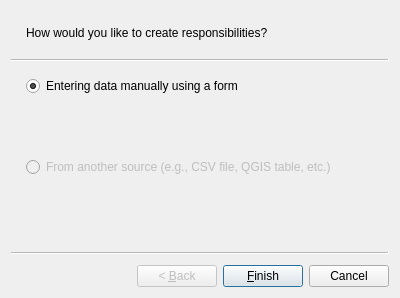
This is asistente_ladm_col/ui/wiz_create_responsibility_cadastre.ui in SwissTierrasColombia/Asistente-LADM-COL as Qt 5 draws it before an edit. The edited form follows.
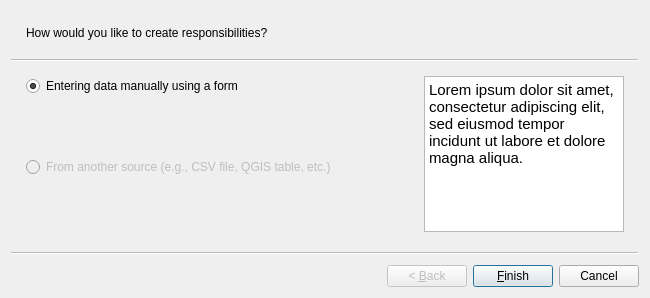
This is the edited form.

Commit message: Add help panels to wizards

What changed in the file:
```diff
--- a/asistente_ladm_col/ui/wiz_create_responsibility_cadastre.ui
+++ b/asistente_ladm_col/ui/wiz_create_responsibility_cadastre.ui
@@ -6,7 +6,7 @@
    <rect>
     <x>0</x>
     <y>0</y>
-    <width>400</width>
+    <width>650</width>
     <height>298</height>
    </rect>
   </property>
@@ -17,8 +17,8 @@
    <property name="subTitle">
     <string>How would you like to create responsibilities?</string>
    </property>
-   <layout class="QVBoxLayout" name="verticalLayout_2">
-    <item>
+   <layout class="QGridLayout" name="gridLayout">
+    <item row="0" column="0">
      <layout class="QVBoxLayout" name="verticalLayout">
       <item>
        <widget class="QRadioButton" name="rad_party_create">
@@ -68,6 +68,23 @@
       </item>
      </layout>
     </item>
+    <item row="0" column="1">
+     <widget class="QTextBrowser" name="txt_help_page_1">
+      <property name="maximumSize">
+       <size>
+        <width>200</width>
+        <height>16777215</height>
+       </size>
+      </property>
+      <property name="html">
+       <string>&lt;!DOCTYPE HTML PUBLIC &quot;-//W3C//DTD HTML 4.0//EN&quot; &quot;http://www.w3.org/TR/REC-html40/strict.dtd&quot;&gt;
+&lt;html&gt;&lt;head&gt;&lt;meta name=&quot;qrichtext&quot; content=&quot;1&quot; /&gt;&lt;style type=&quot;text/css&quot;&gt;
+p, li { white-space: pre-wrap; }
+&lt;/style&gt;&lt;/head&gt;&lt;body style=&quot; font-family:'Ubuntu'; font-size:11pt; font-weight:400; font-style:normal;&quot;&gt;
+&lt;p style=&quot; margin-top:0px; margin-bottom:0px; margin-left:0px; margin-right:0px; -qt-block-indent:0; text-indent:0px;&quot;&gt;Lorem ipsum dolor sit amet, consectetur adipiscing elit, sed eiusmod tempor incidunt ut labore et dolore magna aliqua.&lt;/p&gt;&lt;/body&gt;&lt;/html&gt;</string>
+      </property>
+     </widget>
+    </item>
    </layout>
   </widget>
  </widget>
```
The commit also changes 11 other files.
